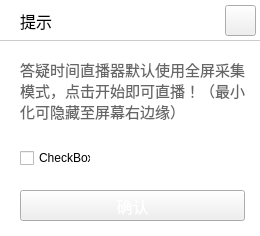
Above: qatime-studio/UIScreentip.ui from chuanjiabao1981/qatime-win before the change. Below: the same form after it.
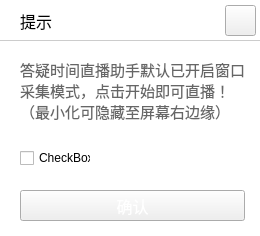
That is the form after the change. Icons and pictures are not drawn.

Commit message: QTW-126 窗口区域抓取

What changed in the file:
```diff
--- a/qatime-studio/UIScreentip.ui
+++ b/qatime-studio/UIScreentip.ui
@@ -84,9 +84,9 @@
 color: rgb(102, 102, 102);</string>
    </property>
    <property name="text">
-    <string>答疑时间直播器默认使用全屏采集
-模式，点击开始即可直播！（最小
-化可隐藏至屏幕右边缘）</string>
+    <string>答疑时间直播助手默认已开启窗口
+采集模式，点击开始即可直播！
+（最小化可隐藏至屏幕右边缘）</string>
    </property>
   </widget>
   <widget class="QCheckBox" name="tip_checkBox">
```
The commit also changes 40 other files.
